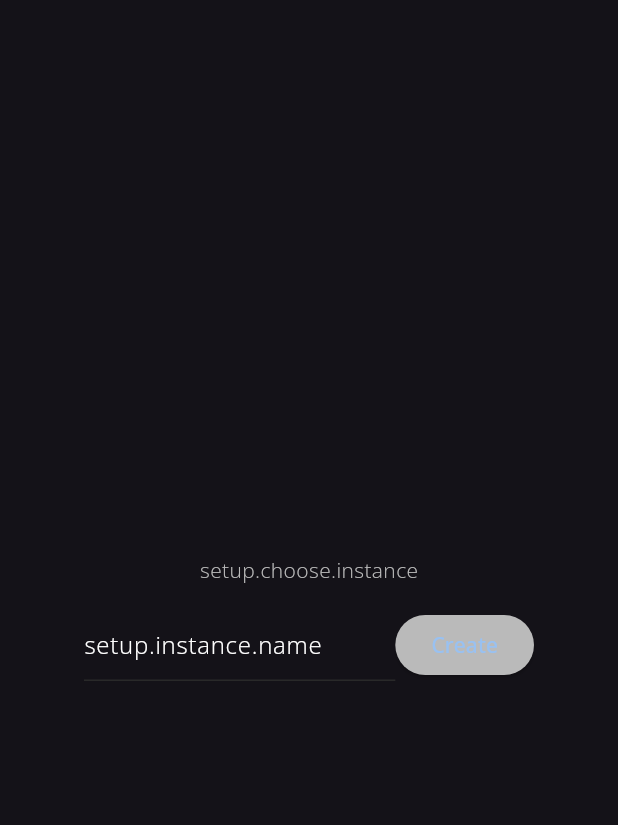
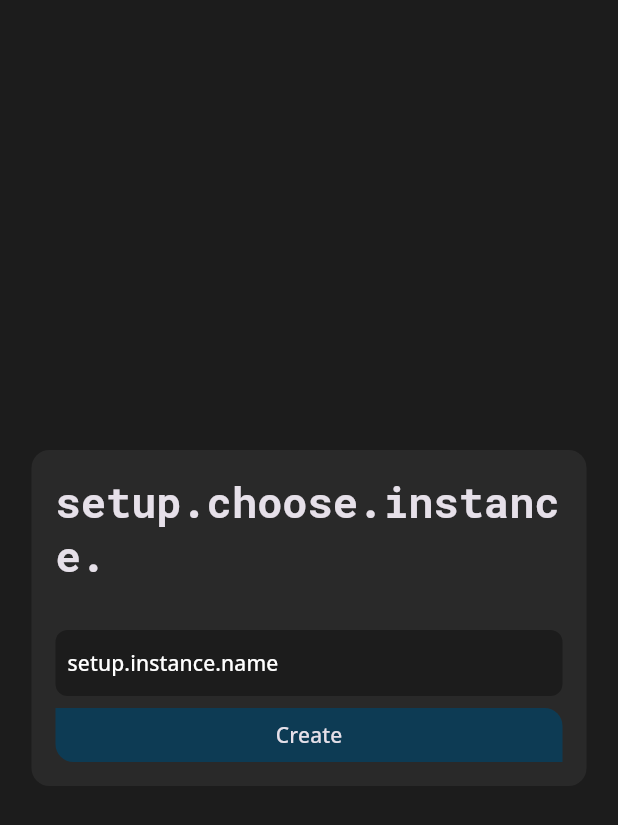
Before and after one commit to Liphium/chat_interface, a Flutter app: the InstanceSelectionPage screen opened directly with empty values, on a phone screen of 412 x 824 dp. Shown: the top 825 px of the screen. Run offline on Flutter 3.47's test engine with Material 2 defaults, Android fonts, the phone set to English and light mode, and no system bars; drawn by our look-alikes of flutter_animate; our stand-ins replace drift, get, logger; missing offline and left inert: encrypt, flutter_webrtc, livekit_client, pointycastle, record; accounts and stored records are empty; generated files the repository leaves out were written again; statements that could not run were skipped.

Commit message:
Reworked all the UI in the loading screen - Added the new design to all of them - Added some animations on transitions - Implemented a new way for models to transition ig

```diff
--- a/lib/controller/controller_manager.dart
+++ b/lib/controller/controller_manager.dart
@@ -12,6 +12,7 @@ import 'package:chat_interface/controller/chat/conversation/message_controller.d
 import 'package:chat_interface/controller/current/notification_controller.dart';
 import 'package:chat_interface/controller/current/status_controller.dart';
 import 'package:chat_interface/pages/settings/data/settings_manager.dart';
+import 'package:chat_interface/theme/components/transitions/transition_controller.dart';
 import 'package:chat_interface/theme/theme_manager.dart';
 import 'package:get/get.dart';
 
@@ -31,6 +32,7 @@ void initializeControllers() {
   Get.put(NotificationController());
   Get.put(SettingController());
   Get.put(ThemeManager());
+  Get.put(TransitionController());
 
   // Call controls
   Get.put(CallController());
--- a/lib/pages/status/setup/app/instance_setup.dart
+++ b/lib/pages/status/setup/app/instance_setup.dart
@@ -1,5 +1,8 @@
 import 'dart:io';
 
+import 'package:chat_interface/theme/components/fj_button.dart';
+import 'package:chat_interface/theme/components/fj_textfield.dart';
+import 'package:chat_interface/theme/components/transitions/transition_container.dart';
 import 'package:drift/native.dart';
 import 'package:flutter/material.dart';
 import 'package:get/get.dart';
@@ -74,15 +77,21 @@ class _InstanceSelectionPageState extends State<InstanceSelectionPage> {
   Widget build(BuildContext context) {
 
     return Scaffold(
+      backgroundColor: Get.theme.colorScheme.background,
       body: Center(
-        child: SizedBox(
-          width: 300,
+        child: TransitionContainer(
+          tag: "login",
+          borderRadius: BorderRadius.circular(modelBorderRadius),
+          width: 370,
+          child: Padding(
+            padding: const EdgeInsets.all(modelPadding),
             child: Column(
               mainAxisAlignment: MainAxisAlignment.center,
               crossAxisAlignment: CrossAxisAlignment.center,
+              mainAxisSize: MainAxisSize.min,
               children: [
-              Text('setup.choose.instance'.tr),
-              verticalSpacing(defaultSpacing),
+                Text("${'setup.choose.instance'.tr}.", style: Get.textTheme.headlineMedium,),
+                verticalSpacing(sectionSpacing),
                 ListView.builder(
                   shrinkWrap: true,
                   itemCount: widget.instances.length,
@@ -91,31 +100,24 @@ class _InstanceSelectionPageState extends State<InstanceSelectionPage> {
                     var instance = widget.instances[index];
                     final base = path.basename(path.withoutExtension(instance.path));
 
-                  return ElevatedButton(
-                    onPressed: () => setupInstance(path.basename(path.withoutExtension(instance.path)), next: true),
-                    child: Text(base),
+                    return FJElevatedButton(
+                      onTap: () => setupInstance(path.basename(path.withoutExtension(instance.path)), next: true),
+                      child: Center(child: Text(base, style: Get.textTheme.labelLarge)),
                     );
                   },
                 ),
-              verticalSpacing(defaultSpacing),
-              Row(
-                children: [
-                  Expanded(
-                    child: TextField(
+                verticalSpacing(sectionSpacing),
+                FJTextField(
                   controller: _controller,
-                      decoration: InputDecoration(
                   hintText: 'setup.instance.name'.tr,
                 ),
-                    ),
-                  ),
                 verticalSpacing(defaultSpacing),
-                  ElevatedButton(
-                    onPressed: () => setupInstance(_controller.text, next: true),
-                    child: const Text("Create"),
+                FJElevatedButton(
+                  onTap: () => setupInstance(_controller.text, next: true),
+                  child: Center(child: Text("Create", style: Get.textTheme.labelLarge)),
                 )
               ],
-              )
-            ],
+            ),
           )
         )
       )
--- a/lib/pages/status/setup/app/updates_setup.dart
+++ b/lib/pages/status/setup/app/updates_setup.dart
@@ -7,7 +7,7 @@ class UpdateSetup extends Setup {
 
   @override
   Future<Widget?> load() async {
-    await Future.delayed(100.ms);
+    await Future.delayed(2500.ms);
     return null;
   }
 }
--- /dev/null
+++ b/lib/theme/components/transitions/transition_container.dart
@@ -0,0 +1,52 @@
+import 'package:chat_interface/theme/components/transitions/transition_controller.dart';
+import 'package:flutter/material.dart';
+import 'package:flutter_animate/flutter_animate.dart';
+import 'package:get/get.dart';
+
+class TransitionContainer extends StatefulWidget {
+
+  final Color? color;
+  final double? width;
+  final BorderRadius? borderRadius;
+  final Widget child;
+  final String tag;
+
+  const TransitionContainer(
+      {super.key, required this.child, required this.tag, this.borderRadius, this.color, this.width});
+
+  @override
+  State<TransitionContainer> createState() => _AnimatedContainerState();
+}
+
+class _AnimatedContainerState extends State<TransitionContainer> {
+
+  @override
+  Widget build(BuildContext context) {
+    return GetX<TransitionController>(
+      builder: (controller) {
+        return Hero(
+          tag: widget.tag,
+          child: Container(
+            width: widget.width,
+            decoration: BoxDecoration(
+              borderRadius: widget.borderRadius,
+              color: widget.color ?? Theme.of(context).colorScheme.onBackground,
+            ),
+            child: Animate(
+              target: controller.transitionOut.value ? 0 : 1,
+              effects: [
+                ScaleEffect(
+                  duration: controller.transitionDuration,
+                  begin: const Offset(0, 0),
+                  end: const Offset(1, 1),
+                  curve: const ElasticOutCurve(0.9),
+                )
+              ],
+              child: widget.child,
+            ),
+          ),
+        );
+      },
+    );
+  }
+}
--- /dev/null
+++ b/lib/theme/components/transitions/transition_controller.dart
@@ -0,0 +1,37 @@
+import 'dart:async';
+
+import 'package:flutter_animate/flutter_animate.dart';
+import 'package:get/get.dart';
+
+class TransitionController extends GetxController {
+
+  final transitionDuration = 500.ms; // constant
+  final transition = false.obs;
+  final transitionOut = false.obs;
+
+  Timer? currentTimer;
+
+  void modelTransition(dynamic page) {
+    transitionTo(page, (page) => Get.offAll(page, transition: Transition.noTransition));
+  }
+
+  void transitionTo(dynamic page, Function(dynamic) goTo) {
+
+    if(currentTimer != null) {
+      currentTimer!.cancel();
+    }
+
+    transition.value = true;
+    transitionOut.value = true;
+
+    currentTimer = Timer(transitionDuration, () {
+      goTo(page);
+
+      currentTimer = Timer(transitionDuration, () {
+        transitionOut.value = false;
+        transition.value = false;
+      });
+    });
+  }
+
+}
--- a/lib/util/vertical_spacing.dart
+++ b/lib/util/vertical_spacing.dart
@@ -16,6 +16,9 @@ Widget horizontalSpacing(double width) {
 }
 
 const defaultSpacing = 8.0;
+const sectionSpacing = defaultSpacing * 2;
+const modelBorderRadius = defaultSpacing * 1.5;
+const modelPadding = defaultSpacing * 2;
 
 String formatTime(DateTime time) {
   final now = DateTime.now();
```
Also changed, not shown: lib/pages/status/login/login_choose_page.dart (+9 -9 lines), lib/pages/status/login/login_handler.dart (+5 -4 lines), lib/pages/status/login/login_page.dart (+9 -9 lines), lib/pages/status/login/login_step_page.dart (+9 -14 lines), lib/pages/status/register/register_page.dart (+10 -10 lines), lib/pages/status/setup/app/server_setup.dart (+26 -10 lines), lib/pages/status/setup/encryption/salt_setup.dart (+21 -10 lines), lib/pages/status/setup/setup_manager.dart (+4 -3 lines), lib/pages/status/starting_page.dart (+26 -29 lines), lib/theme/components/transitions/transition_container_test.dart (added, +38 -0 lines), lib/theme/components/transitions/transition_container_test2.dart (added, +28 -0 lines). Lines whose indentation alone changed are shown as unchanged.
